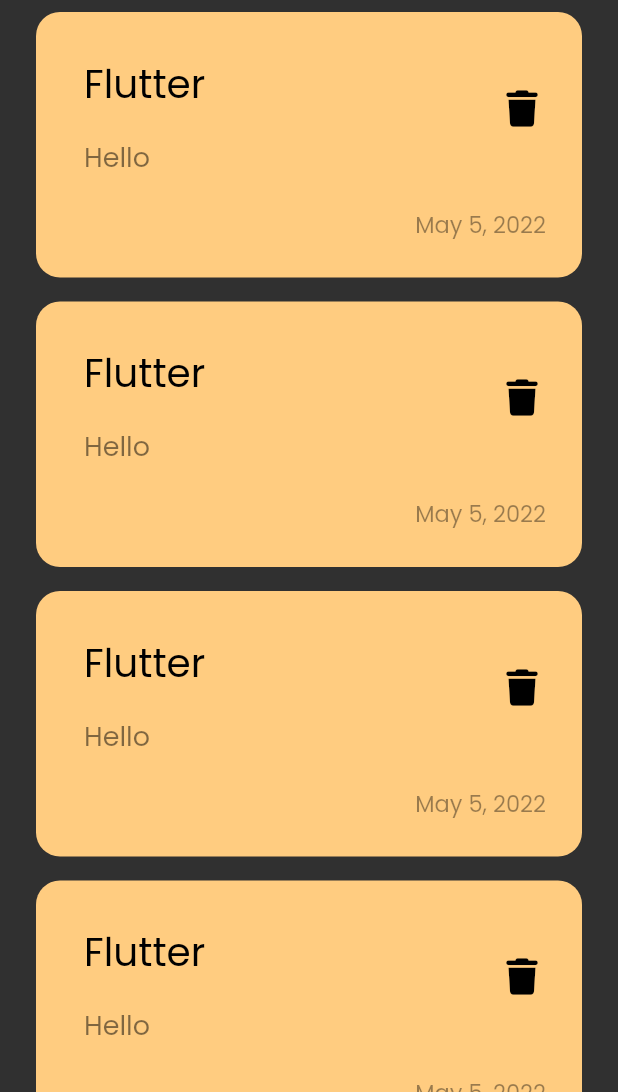
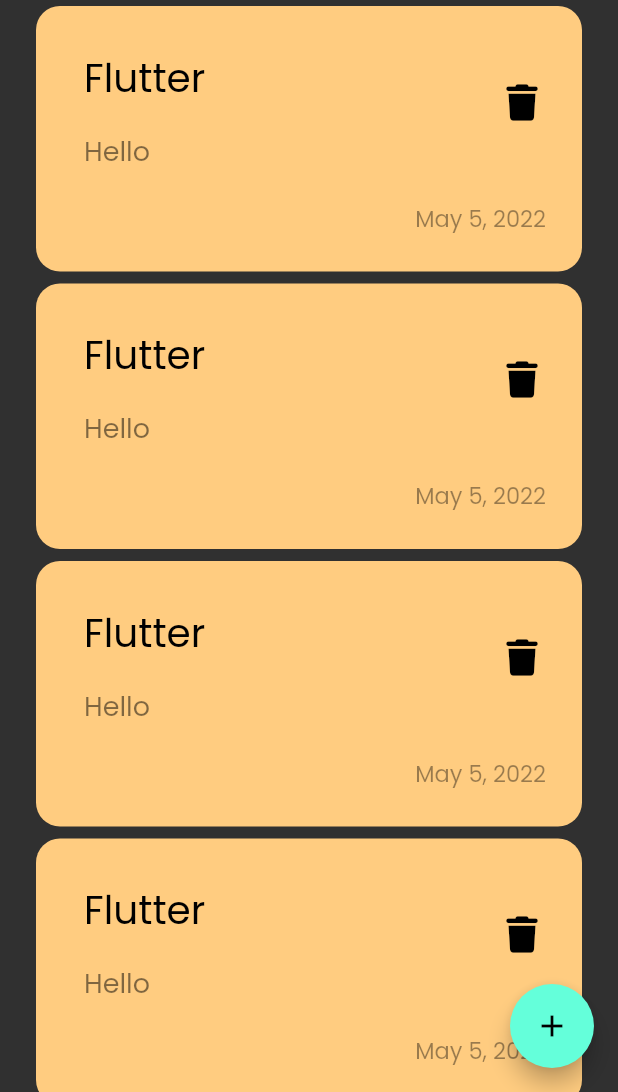
Before and after one commit to Eslam-Alaa-ZX/NoteApp, a Flutter app: the screen it shows after launch, on a phone screen of 412 x 824 dp, the part 144-1236 px from its top. Run offline on Flutter 3.47's test engine with Material 2 defaults, Android fonts, the phone set to English and light mode, and no system bars; our stand-ins replace font_awesome_flutter.

Commit message:
Eslam Alaa-Floating Action Button

```diff
--- a/lib/views/notes_view.dart
+++ b/lib/views/notes_view.dart
@@ -6,8 +6,11 @@ class NotesView extends StatelessWidget {
 
   @override
   Widget build(BuildContext context) {
-    return const Scaffold(
-      body: NoteViewBody(),
+    return Scaffold(
+      floatingActionButton: FloatingActionButton(onPressed: (){},
+      child: const Icon(Icons.add),
+      ),
+      body: const NoteViewBody(),
     );
   }
 }
--- a/lib/views/widgets/NoteList.dart
+++ b/lib/views/widgets/NoteList.dart
@@ -11,7 +11,7 @@ class NoteList extends StatelessWidget {
       padding: EdgeInsets.zero,
       itemBuilder: (context,index) {
       return const Padding(
-        padding: EdgeInsets.symmetric(vertical: 8),
+        padding: EdgeInsets.symmetric(vertical: 4),
         child: CCard(),
       );
     },
```
